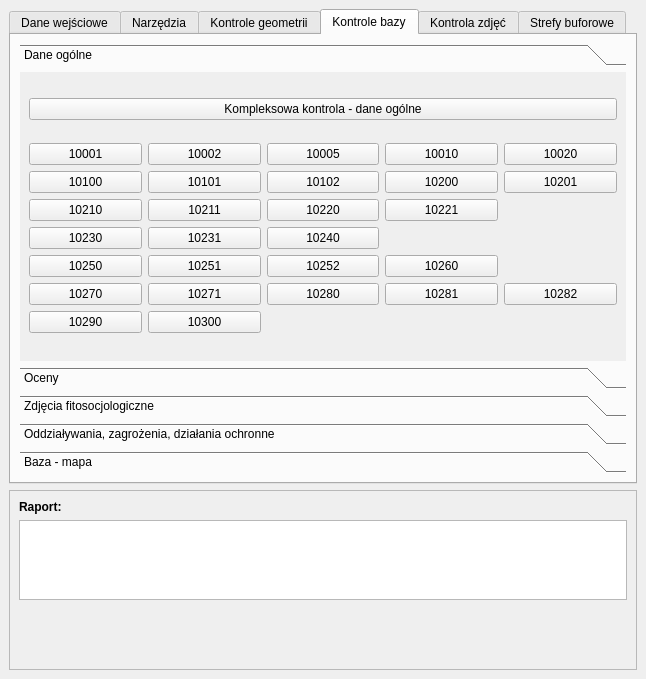
This is monitoring_tools_dockwidget_base.ui in BorysDraus/monitoring_tools as Qt 5 draws it before an edit. The edited form follows.
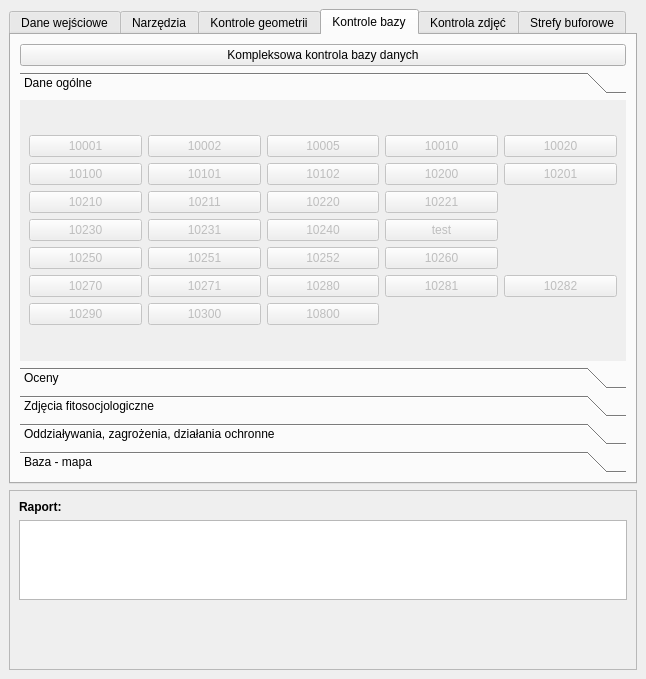
This is the edited form. The open tabs and pages were chosen to show the change. Icons and pictures are not drawn. Custom widgets are drawn as their Qt base class.

```diff
--- a/monitoring_tools_dockwidget_base.ui
+++ b/monitoring_tools_dockwidget_base.ui
@@ -54,66 +54,6 @@
               <item row="0" column="1">
                <layout class="QGridLayout" name="gridLayout">
                 <item row="8" column="0">
-                 <widget class="QLabel" name="label_6">
-                  <property name="text">
-                   <string>Nr stanowiska (id płatu):</string>
-                  </property>
-                 </widget>
-                </item>
-                <item row="0" column="0">
-                 <widget class="QLabel" name="label">
-                  <property name="sizePolicy">
-                   <sizepolicy hsizetype="Preferred" vsizetype="Fixed">
-                    <horstretch>0</horstretch>
-                    <verstretch>0</verstretch>
-                   </sizepolicy>
-                  </property>
-                  <property name="text">
-                   <string>Dane wejściowe:</string>
-                  </property>
-                 </widget>
-                </item>
-                <item row="11" column="0">
-                 <widget class="QPushButton" name="pushButtonTest">
-                  <property name="text">
-                   <string>Test</string>
-                  </property>
-                 </widget>
-                </item>
-                <item row="6" column="0" colspan="2">
-                 <widget class="QgsMapLayerComboBox" name="mMapLayerComboBoxAraesPolygon"/>
-                </item>
-                <item row="10" column="0" colspan="2">
-                 <widget class="Line" name="line_2">
-                  <property name="orientation">
-                   <enum>Qt::Horizontal</enum>
-                  </property>
-                 </widget>
-                </item>
-                <item row="9" column="1">
-                 <widget class="QComboBox" name="comboBoxYear"/>
-                </item>
-                <item row="5" column="0">
-                 <widget class="QLabel" name="label_3">
-                  <property name="sizePolicy">
-                   <sizepolicy hsizetype="Preferred" vsizetype="Fixed">
-                    <horstretch>0</horstretch>
-                    <verstretch>0</verstretch>
-                   </sizepolicy>
-                  </property>
-                  <property name="text">
-                   <string>Warstwa zasięgu siedlisk:</string>
-                  </property>
-                 </widget>
-                </item>
-                <item row="4" column="0" colspan="2">
-                 <widget class="Line" name="line_3">
-                  <property name="orientation">
-                   <enum>Qt::Horizontal</enum>
-                  </property>
-                 </widget>
-                </item>
-                <item row="7" column="0">
                  <widget class="QLabel" name="label_5">
                   <property name="sizePolicy">
                    <sizepolicy hsizetype="Preferred" vsizetype="Fixed">
@@ -393,8 +333,11 @@
           <string>Kontrole bazy</string>
          </attribute>
          <layout class="QGridLayout" name="gridLayout_17">
-          <item row="0" column="0">
+          <item row="1" column="0">
            <widget class="QToolBox" name="toolBox">
+            <property name="enabled">
+             <bool>true</bool>
+            </property>
             <property name="sizePolicy">
              <sizepolicy hsizetype="Preferred" vsizetype="Preferred">
               <horstretch>0</horstretch>
@@ -422,7 +365,7 @@
                <x>0</x>
                <y>0</y>
                <width>602</width>
-               <height>272</height>
+               <height>243</height>
               </rect>
              </property>
              <attribute name="label">
@@ -433,6 +376,9 @@
                <layout class="QGridLayout" name="gridLayout_12">
                 <item row="1" column="2">
                  <widget class="QPushButton" name="pushButton10102">
+                  <property name="enabled">
+                   <bool>false</bool>
+                  </property>
                   <property name="toolTip">
                    <string>Kontrola długości tekstu, kontrola zwraca błąd przy niedostatecznej długości tekstu (długość &lt; 4 znaków).</string>
                   </property>
@@ -443,6 +389,9 @@
                 </item>
                 <item row="4" column="0">
                  <widget class="QPushButton" name="pushButton10250">
+                  <property name="enabled">
+                   <bool>false</bool>
+                  </property>
                   <property name="toolTip">
                    <string>Kontrola wprowadzeina powierzchni stanowiska. Kontrola zwraca błąd w przypadku wprowadzenia zerowej wartość powierzchni.</string>
                   </property>
@@ -453,6 +402,9 @@
                 </item>
                 <item row="5" column="4">
                  <widget class="QPushButton" name="pushButton10282">
+                  <property name="enabled">
+                   <bool>false</bool>
+                  </property>
                   <property name="toolTip">
                    <string>Kontrola sprawdzająca wprowadzenie informacji o przyczynie niedostępności dla płatów niedostępnych.</string>
                   </property>
@@ -463,6 +415,9 @@
                 </item>
                 <item row="4" column="3">
                  <widget class="QPushButton" name="pushButton10260">
+                  <property name="enabled">
+                   <bool>false</bool>
+                  </property>
                   <property name="toolTip">
                    <string>Kontrola wprowadzenia informacji o zarządzającym terenem.</string>
                   </property>
@@ -473,6 +428,9 @@
                 </item>
                 <item row="1" column="3">
                  <widget class="QPushButton" name="pushButton10200">
+                  <property name="enabled">
+                   <bool>false</bool>
+                  </property>
                   <property name="toolTip">
                    <string>Kontrola wprowadzenia opisu stanowiska.</string>
                   </property>
@@ -483,6 +441,9 @@
                 </item>
                 <item row="1" column="0">
                  <widget class="QPushButton" name="pushButton10100">
+                  <property name="enabled">
+                   <bool>false</bool>
+                  </property>
                   <property name="toolTip">
                    <string>Kontrola sprawdzająca oznaczenie rezygnacji z monitoringu w przypadku wskazania siedliska nieinwentaryzowanego w projekcie.</string>
                   </property>
@@ -493,6 +454,9 @@
                 </item>
                 <item row="0" column="4">
                  <widget class="QPushButton" name="pushButton10020">
+                  <property name="enabled">
+                   <bool>false</bool>
+                  </property>
                   <property name="toolTip">
                    <string>Kontrola wprowadzenia roku monitoringu.</string>
                   </property>
@@ -503,6 +467,9 @@
                 </item>
                 <item row="4" column="1">
                  <widget class="QPushButton" name="pushButton10251">
+                  <property name="enabled">
+                   <bool>false</bool>
+                  </property>
                   <property name="toolTip">
                    <string>Kontorla 'małej' wartości powierzchni. Kontrola zwraca błąd w przypadku wprowadzenia małej powierzchni płatu (&lt;0.05 ha). Może być to uzasadnione w szczególnych przypadkach (płaty cenne, opisy w dokumentacji typu PO/PZO itd.)</string>
                   </property>
@@ -513,6 +480,9 @@
                 </item>
                 <item row="0" column="1">
                  <widget class="QPushButton" name="pushButton10002">
+                  <property name="enabled">
+                   <bool>false</bool>
+                  </property>
                   <property name="statusTip">
                    <string>Kontrola wprowadzenia kodu siedliska lub informacji o braku siedliska ('brak'). Brak wprowadzonej informacji jest interpretowany jako 'brak siedliska'.</string>
                   </property>
@@ -523,6 +493,9 @@
                 </item>
                 <item row="0" column="3">
                  <widget class="QPushButton" name="pushButton10010">
+                  <property name="enabled">
+                   <bool>false</bool>
+                  </property>
                   <property name="toolTip">
                    <string>Kontrola wprowadzenia oceny zgodności z dokumentacją (należy wybrać jeden z kodów zgodności)</string>
                   </property>
@@ -533,6 +506,9 @@
                 </item>
                 <item row="2" column="3">
                  <widget class="QPushButton" name="pushButton10221">
+                  <property name="enabled">
+                   <bool>false</bool>
+                  </property>
                   <property name="toolTip">
                    <string>Kontrola długości tekstu, kontrola zwraca błąd przy niedostatecznej długości tekstu  (długość &lt; 4 znaków).</string>
                   </property>
@@ -543,6 +519,9 @@
                 </item>
                 <item row="3" column="2">
                  <widget class="QPushButton" name="pushButton10240">
+                  <property name="enabled">
+                   <bool>false</bool>
+                  </property>
                   <property name="toolTip">
                    <string>Kontrola wprowadzenia zbiorowisk roślinnych. Pusta lista zbiorowisk jest jednoznaczna z brakiem możliwości ich opisania/określenia (występują zbirowiska zastępcze/niecharakterystyczne).</string>
                   </property>
@@ -553,6 +532,9 @@
                 </item>
                 <item row="0" column="2">
                  <widget class="QPushButton" name="pushButton10005">
+                  <property name="enabled">
+                   <bool>false</bool>
+                  </property>
                   <property name="toolTip">
                    <string>Kontrola wprowadzenia nazwy stanowiska. Należy wprowadzić nazwę zwyczajową/nazwę obiektu/nazwę uroczyska/adres leśny.</string>
                   </property>
@@ -563,6 +545,9 @@
                 </item>
                 <item row="5" column="3">
                  <widget class="QPushButton" name="pushButton10281">
+                  <property name="enabled">
+                   <bool>false</bool>
+                  </property>
                   <property name="toolTip">
                    <string>Kontrola wprowadzenia informacji o dostępności powierzchni.</string>
                   </property>
@@ -573,6 +558,9 @@
                 </item>
                 <item row="1" column="4">
                  <widget class="QPushButton" name="pushButton10201">
+                  <property name="enabled">
+                   <bool>false</bool>
+                  </property>
                   <property name="toolTip">
                    <string>Kontrola długości tekstu, kontrola zwraca błąd przy niedostatecznej długości tekstu  (długość &lt; 9 znaków).</string>
                   </property>
@@ -583,6 +571,9 @@
                 </item>
                 <item row="5" column="1">
                  <widget class="QPushButton" name="pushButton10271">
+                  <property name="enabled">
+                   <bool>false</bool>
+                  </property>
                   <property name="toolTip">
                    <string>Kontrola obliczonych/wprowadzonych wpółrzędnych stanowiska (Z - wysokość)</string>
                   </property>
@@ -593,6 +584,9 @@
                 </item>
                 <item row="0" column="0">
                  <widget class="QPushButton" name="pushButton10001">
+                  <property name="enabled">
+                   <bool>false</bool>
+                  </property>
                   <property name="toolTip">
                    <string>Kontrola wprowadzenia kodu siedliska lub informacji o braku siedliska ('brak'). Brak wprowadzonej informacji jest interpretowany jako 'brak siedliska'.</string>
                   </property>
@@ -603,6 +597,9 @@
                 </item>
                 <item row="5" column="0">
                  <widget class="QPushButton" name="pushButton10270">
+                  <property name="enabled">
+                   <bool>false</bool>
+                  </property>
                   <property name="toolTip">
                    <string>Kontrola obliczonych/wprowadzonych wpółrzędnych stanowiska (X lub Y)</string>
                   </property>
@@ -613,6 +610,9 @@
                 </item>
                 <item row="3" column="0">
                  <widget class="QPushButton" name="pushButton10230">
+                  <property name="enabled">
+                   <bool>false</bool>
+                  </property>
                   <property name="toolTip">
                    <string>Kontrola wprowadzenia form ochrony przyrody. Kontrola zwraca błąd w przypadku nie  wprowadzenia żadnej formy ochrony przyrody.</string>
                   </property>
@@ -623,6 +623,9 @@
                 </item>
                 <item row="3" column="1">
                  <widget class="QPushButton" name="pushButton10231">
+                  <property name="enabled">
+                   <bool>false</bool>
+                  </property>
                   <property name="toolTip">
                    <string>Kontrola wprowadzenia siedliskowych (PLH) lub siedliskowo-ptasich (PLC) obszarów Natura 2000, do listy form ochrony przyrody.</string>
                   </property>
@@ -633,6 +636,9 @@
                 </item>
                 <item row="2" column="2">
                  <widget class="QPushButton" name="pushButton10220">
+                  <property name="enabled">
+                   <bool>false</bool>
+                  </property>
                   <property name="toolTip">
                    <string>Kontrola wprowadzenia wartości przyrodniczych.</string>
                   </property>
@@ -643,6 +649,9 @@
                 </item>
                 <item row="1" column="1">
                  <widget class="QPushButton" name="pushButton10101">
+                  <property name="enabled">
+                   <bool>false</bool>
+                  </property>
                   <property name="toolTip">
                    <string>Kontrola wprowadzenia uzasadnienia rezygnacji przy wprowadzonym oznaczeniu rezygnacji (odstąpienia) od monitoringu.</string>
                   </property>
@@ -653,6 +662,9 @@
                 </item>
                 <item row="2" column="0">
                  <widget class="QPushButton" name="pushButton10210">
+                  <property name="enabled">
+                   <bool>false</bool>
+                  </property>
                   <property name="toolTip">
                    <string>Kontrola wprowadzenia opisu siedliska na stanowisku</string>
                   </property>
@@ -663,6 +675,9 @@
                 </item>
                 <item row="2" column="1">
                  <widget class="QPushButton" name="pushButton10211">
+                  <property name="enabled">
+                   <bool>false</bool>
+                  </property>
                   <property name="toolTip">
                    <string>Kontrola długości tekstu, kontrola zwraca błąd przy niedostatecznej długości tekstu (długość &lt; 9 znaków).</string>
                   </property>
@@ -673,6 +688,9 @@
                 </item>
                 <item row="4" column="2">
                  <widget class="QPushButton" name="pushButton10252">
+                  <property name="enabled">
+                   <bool>false</bool>
+                  </property>
                   <property name="toolTip">
                    <string>Kontorla 'dużej' wartości powierzchni. Kontrola zwraca błąd w przypadku wprowadzenia dużej powierzchni płatu (&gt;20.0 ha). Może być to uzasadnione w szczególnych przypadkach, płat powinien być stosunkowo jednorodny.</string>
                   </property>
@@ -683,6 +701,9 @@
                 </item>
                 <item row="5" column="2">
                  <widget class="QPushButton" name="pushButton10280">
+                  <property name="enabled">
+                   <bool>false</bool>
+                  </property>
                   <property name="toolTip">
                    <string>Kontrola wprowadzenia daty monitoringu.</string>
                   </property>
@@ -693,6 +714,9 @@
                 </item>
                 <item row="6" column="0">
                  <widget class="QPushButton" name="pushButton10290">
+                  <property name="enabled">
+                   <bool>false</bool>
+                  </property>
                   <property name="statusTip">
                    <string>Kontrola wprowadzenia wykonawcy monitoringu</string>
                   </property>
@@ -703,6 +727,9 @@
                 </item>
                 <item row="6" column="1">
                  <widget class="QPushButton" name="pushButton10300">
+                  <property name="enabled">
+                   <bool>false</bool>
+                  </property>
                   <property name="toolTip">
                    <string>Kontrola wprowadzonej dokumentacji fotograficznej.</string>
                   </property>
@@ -711,15 +738,31 @@
                   </property>
                  </widget>
                 </item>
+                <item row="3" column="3">
+                 <widget class="QPushButton" name="pushButtonTest">
+                  <property name="enabled">
+                   <bool>false</bool>
+                  </property>
+                  <property name="text">
+                   <string>test</string>
+                  </property>
+                 </widget>
+                </item>
+                <item row="6" column="2">
+                 <widget class="QPushButton" name="pushButton10800">
+                  <property name="enabled">
+                   <bool>false</bool>
+                  </property>
+                  <property name="toolTip">
+                   <string>rosliny spoza słownika.</string>
+                  </property>
+                  <property name="text">
+                   <string>10800</string>
+                  </property>
+                 </widget>
+                </item>
                </layout>
               </item>
-              <item row="0" column="0">
-               <widget class="QPushButton" name="pushButtonK10000">
-                <property name="text">
-                 <string>Kompleksowa kontrola - dane ogólne</string>
-                </property>
-               </widget>
-              </item>
              </layout>
             </widget>
             <widget class="QWidget" name="page_3">
@@ -1227,6 +1270,13 @@
             </widget>
            </widget>
           </item>
+          <item row="0" column="0">
+           <widget class="QPushButton" name="pushButtonComplexDBControl">
+            <property name="text">
+             <string>Kompleksowa kontrola bazy danych</string>
+            </property>
+           </widget>
+          </item>
          </layout>
         </widget>
         <widget class="QWidget" name="tab_6">
```
Left out of the diff: 404 changed lines with no effect on the pictures.
